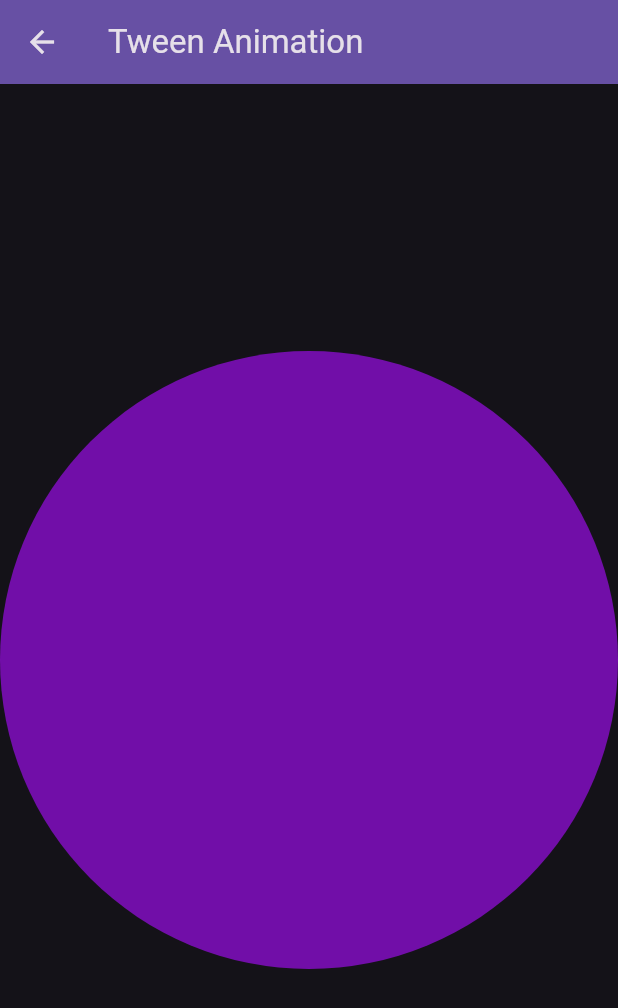
After one commit to prabeshpudasaini/flutter_animations, a Flutter app: the screen it shows after launch, after a tap on "Tween Animation", on a phone screen of 412 x 824 dp. The commit adds this screen. Shown: the top 1008 px of the screen. Run offline on Flutter 3.47's test engine with Material 3 defaults, Android fonts, the phone set to English and light mode, and no system bars.

Commit message:
Implemented Tween Animations

```diff
--- a/lib/main.dart
+++ b/lib/main.dart
@@ -4,6 +4,7 @@ import 'package:flutter_animation/basic_animation/basic_animation_view.dart';
 import 'package:flutter_animation/chained_explicit_animations/chained_explicit_animations_view.dart';
 import 'package:flutter_animation/hero_animation/hero_animation_view.dart';
 import 'package:flutter_animation/implicit_animation/implicit_animation_view.dart';
+import 'package:flutter_animation/tween_animation/tween_animation_view.dart';
 
 void main() {
   runApp(const MyApp());
@@ -111,6 +112,18 @@ class _HomePageState extends State<HomePage> {
               },
             ),
           ),
+          Card(
+            child: ListTile(
+              title: const Text('Tween Animation'),
+              onTap: () {
+                Navigator.of(context).push(MaterialPageRoute(
+                  builder: (context) {
+                    return const TweenAnimationView();
+                  },
+                ));
+              },
+            ),
+          ),
         ],
       ),
     );
--- /dev/null
+++ b/lib/tween_animation/tween_animation_view.dart
@@ -0,0 +1,78 @@
+import 'dart:math';
+
+import 'package:flutter/material.dart';
+
+class CircleClipper extends CustomClipper<Path> {
+  const CircleClipper();
+  @override
+  Path getClip(Size size) {
+    var path = Path();
+
+    final rect = Rect.fromCircle(
+      center: Offset(size.width / 2, size.height / 2),
+      radius: size.width / 2,
+    );
+
+    path.addOval(rect);
+
+    return path;
+  }
+
+  @override
+  bool shouldReclip(CustomClipper<Path> oldClipper) => false;
+}
+
+Color getRandomColor() => Color(
+      0xFF000000 + Random().nextInt(0x00FFFFFF),
+    );
+
+class TweenAnimationView extends StatefulWidget {
+  const TweenAnimationView({super.key});
+
+  @override
+  State<TweenAnimationView> createState() => _TweenAnimationViewState();
+}
+
+class _TweenAnimationViewState extends State<TweenAnimationView> {
+  var _color = getRandomColor();
+  @override
+  Widget build(BuildContext context) {
+    return Scaffold(
+      appBar: AppBar(
+        backgroundColor: Theme.of(context).colorScheme.inversePrimary,
+        title: const Text('Tween Animation'),
+      ),
+      body: Center(
+        child: ClipPath(
+          clipper: const CircleClipper(),
+          child: TweenAnimationBuilder(
+            tween: ColorTween(
+              begin: getRandomColor(),
+              end: _color,
+            ),
+            onEnd: () {
+              setState(() {
+                _color = getRandomColor();
+              });
+            },
+            duration: const Duration(seconds: 1),
+            child: Container(
+              color: Colors.red,
+              width: MediaQuery.of(context).size.width,
+              height: MediaQuery.of(context).size.width,
+            ),
+            builder: (context, Color? color, child) {
+              return ColorFiltered(
+                colorFilter: ColorFilter.mode(
+                  color!,
+                  BlendMode.srcATop,
+                ),
+                child: child,
+              );
+            },
+          ),
+        ),
+      ),
+    );
+  }
+}
```
